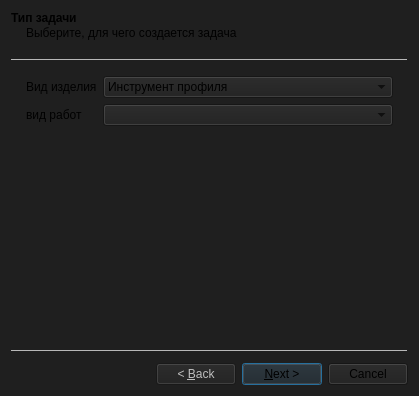
The window that src/client/ui/wizard_task_create.ui (formemu/aditim-monitor) describes before a commit, drawn with Qt 5.
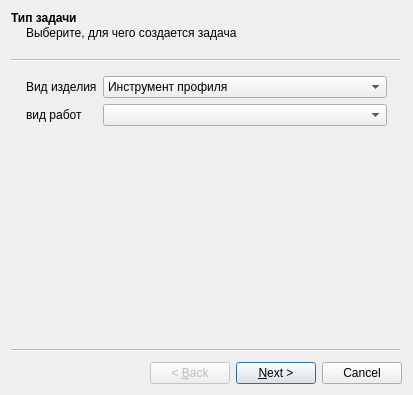
The same window after the commit.

The edit to the form file:
```diff
--- a/src/client/ui/wizard_task_create.ui
+++ b/src/client/ui/wizard_task_create.ui
@@ -6,15 +6,18 @@
    <rect>
     <x>0</x>
     <y>0</y>
-    <width>419</width>
-    <height>396</height>
+    <width>413</width>
+    <height>395</height>
    </rect>
   </property>
   <property name="windowTitle">
    <string>Wizard</string>
   </property>
   <property name="styleSheet">
-   <string notr="true">background-color: rgb(31, 31, 31);</string>
+   <string notr="true"/>
+  </property>
+  <property name="wizardStyle">
+   <enum>QWizard::WizardStyle::ClassicStyle</enum>
   </property>
   <property name="subTitleFormat">
    <enum>Qt::TextFormat::AutoText</enum>
```
Left out of the diff: 13 changed lines with no effect on the pictures.
